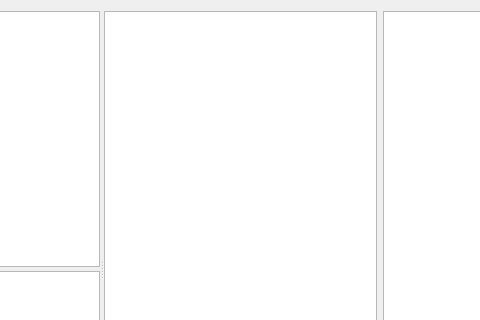
The window that src/tiled/BuildingEditor/buildingtilesdialog.ui (timbaker/buildinged) describes before a commit, drawn with Qt 5; both pictures show x 184 to 664 and y 0 to 320 of the 850 by 575 pixel window.
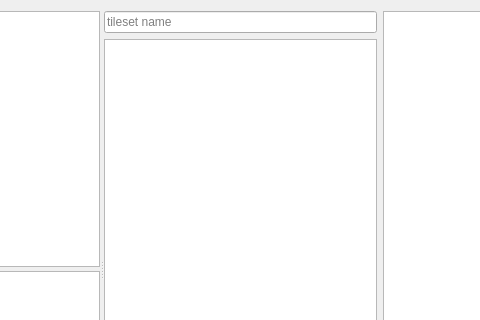
The same window after the commit. Icons and pictures are not drawn. Custom widgets are drawn as their Qt base class.

Diff of the .ui file:
```diff
--- a/src/tiled/BuildingEditor/buildingtilesdialog.ui
+++ b/src/tiled/BuildingEditor/buildingtilesdialog.ui
@@ -103,6 +103,16 @@
       <layout class="QHBoxLayout" name="tilesetLayout">
        <item>
         <layout class="QVBoxLayout" name="verticalLayout_5">
+         <item>
+          <widget class="QLineEdit" name="filterEdit">
+           <property name="placeholderText">
+            <string>tileset name</string>
+           </property>
+           <property name="clearButtonEnabled">
+            <bool>true</bool>
+           </property>
+          </widget>
+         </item>
          <item>
           <widget class="QListWidget" name="tilesetList"/>
          </item>
@@ -294,7 +304,7 @@
  <customwidgets>
   <customwidget>
    <class>Tiled::Internal::MixedTilesetView</class>
-   <extends>QTableWidget</extends>
+   <extends>QTableView</extends>
    <header>BuildingEditor/mixedtilesetview.h</header>
   </customwidget>
   <customwidget>
```
Left out of the diff: 33 changed lines with no effect on the pictures.
